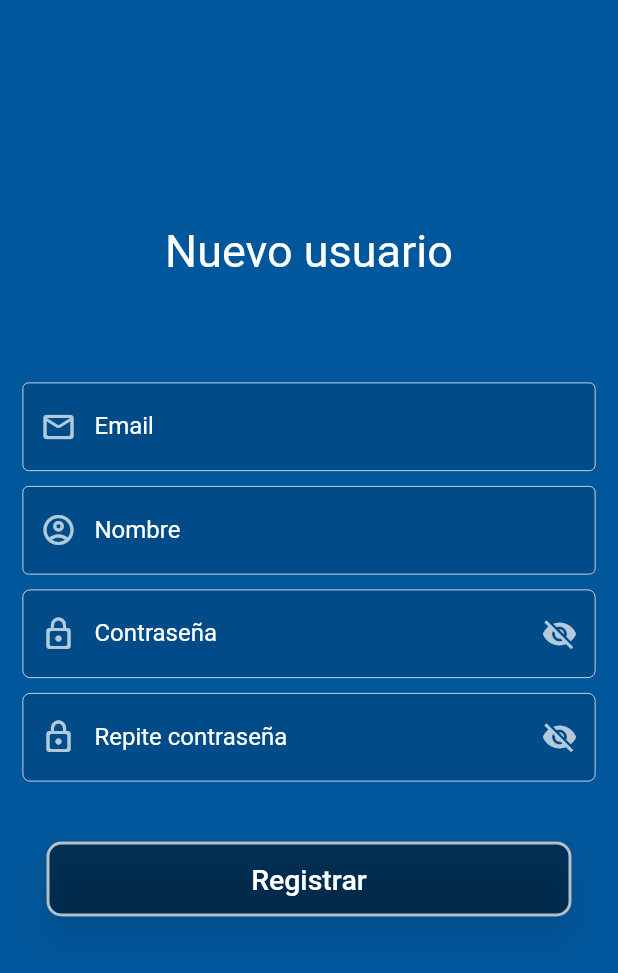
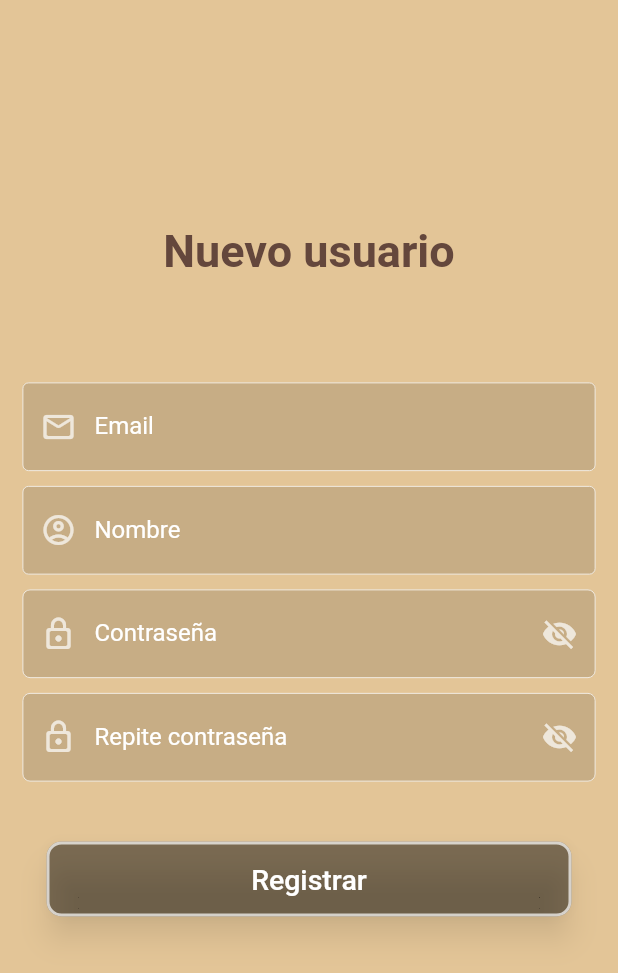
Before and after one commit to sebas159fors/AppKedikoOficial, a Flutter app: the PaginaRegistro screen opened directly, on a phone screen of 412 x 824 dp. Shown: the top 973 px of the screen. Run offline on Flutter 3.47's test engine with Material 2 defaults, Android fonts, the phone set to English and light mode, and no system bars; our stand-ins replace cloud_firestore, firebase_auth, firebase_core, flutter_swiper, google_sign_in; accounts and stored records are empty.

Commit message:
Update registro.dart

```diff
--- a/appkedikooficial/lib/src/registro.dart
+++ b/appkedikooficial/lib/src/registro.dart
@@ -36,7 +36,7 @@ class PaginaRegistroState extends State<PaginaRegistro> {
     return Scaffold(
       body: Container(
         child: Scaffold(
-          backgroundColor: Colors.lightBlue[900],
+          backgroundColor: Color.fromARGB(255, 227, 197, 151),
           body: SingleChildScrollView(
             child: Form(
               key: _formKey,
@@ -48,7 +48,8 @@ class PaginaRegistroState extends State<PaginaRegistro> {
                       'Nuevo usuario',
                       style: TextStyle(
                         fontSize: 30,
-                        color: Colors.white,
+                        fontWeight: FontWeight.bold,
+                        color: Color.fromARGB(255, 100, 71, 60),
                       ),
                     ),
                   ),
```
